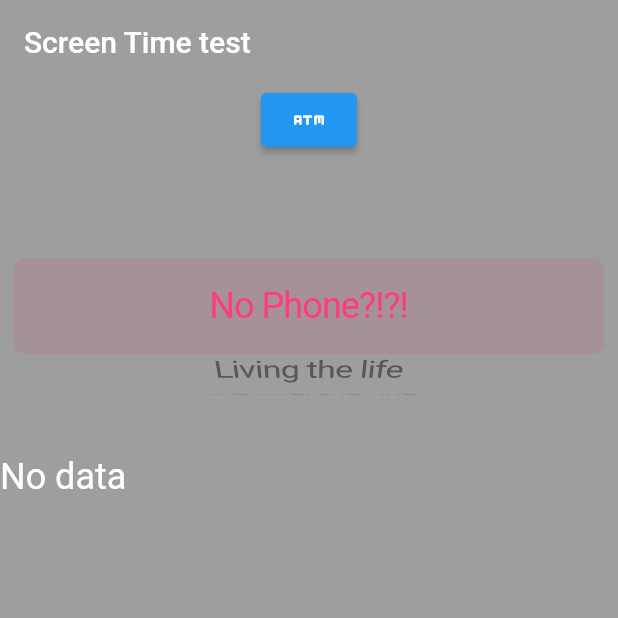
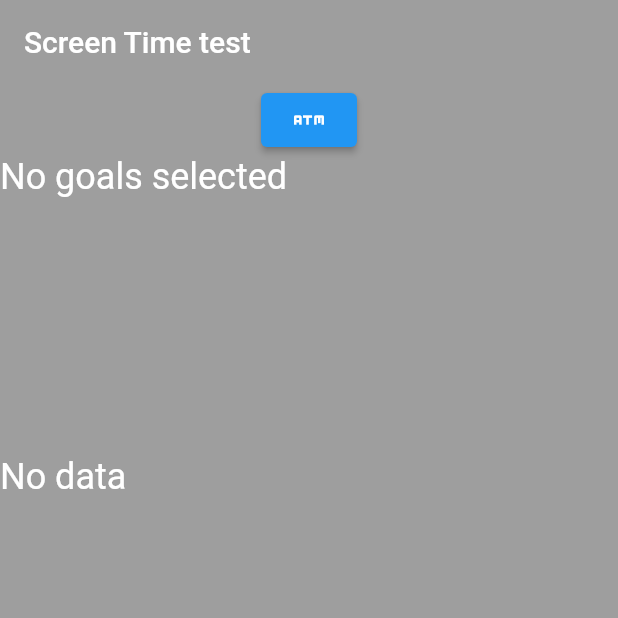
Before and after one commit to 17281/PhoneLife, a Flutter app: the screen it shows after launch, on a phone screen of 412 x 824 dp, the top half of it. Run offline on Flutter 3.47's test engine with Material 2 defaults, Android fonts, the phone set to English and light mode, and no system bars; our stand-ins replace sqflite; accounts and stored records are empty.

Commit message:
initation of a goal displaying card widget

```diff
--- a/lib/page/Content_page.dart
+++ b/lib/page/Content_page.dart
@@ -166,9 +166,18 @@ class _ContentPageState extends State<ContentPage> {
     ),
 
           Container(
-            child: Column(
-              mainAxisAlignment: MainAxisAlignment.start,
-                children: [
+            height: 200,
+            width: 250,
+            child: Row(
+                mainAxisAlignment: MainAxisAlignment.start,
+                mainAxisSize: MainAxisSize.max,
+                crossAxisAlignment: CrossAxisAlignment.start,
+                children: <Widget> [
+                  Expanded(child: isLoading ?
+                  CircularProgressIndicator() : goals.isEmpty ?
+                  Text('No goals selected', style: TextStyle(color: Colors.white, fontSize: 24),) : buildGoals()
+                  ),
+
 
                   // ElevatedButton( onPressed: () async {
                   //           await Navigator.of(context).push(
@@ -178,7 +187,7 @@ class _ContentPageState extends State<ContentPage> {
                   //   child: Icon(Icons.add),
                   // ),
                   // SizedBox(height: 20),
-                  buildCustomPicker(),
+
                 ]
             ),
           ),
@@ -195,7 +204,6 @@ class _ContentPageState extends State<ContentPage> {
 
 
   }
-
 
   Widget buildCustomPicker() => SizedBox(
     height: 200,
```
